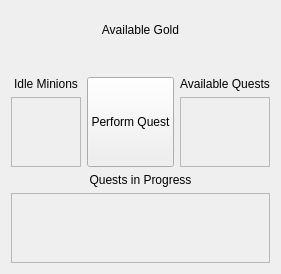
Above: FuriousMinions/mainwindow.ui from TinaSeifpoor/repo before the change. Below: the same form after it.
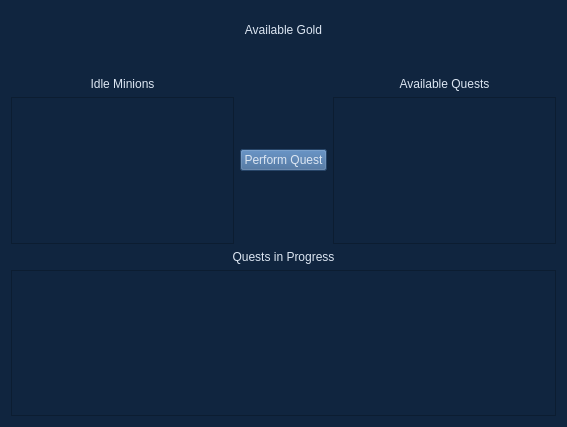
That is the form after the change. Custom widgets are drawn as their Qt base class.

Commit message: Some style with colors + texts

The edit to the form file:
```diff
--- a/FuriousMinions/mainwindow.ui
+++ b/FuriousMinions/mainwindow.ui
@@ -6,13 +6,69 @@
    <rect>
     <x>0</x>
     <y>0</y>
-    <width>259</width>
-    <height>204</height>
+    <width>567</width>
+    <height>427</height>
    </rect>
   </property>
   <property name="windowTitle">
    <string>MainWindow</string>
   </property>
+  <property name="styleSheet">
+   <string notr="true">            QWidget {                                          
+            background-color:             rgb(16, 37, 63);
+            }                                                  
+                                                               
+            QPushButton{                                       
+            background-color:             rgb(55, 96,146);
+            font:14pt 'Segoe UI Semibold';
+            color:                        rgb(220,230,242);
+            border-width:2px;
+            border-color:                 rgb(220,230,242);
+            }                                                  
+                                                               
+            QPushButton:checked{                               
+            background-color:             rgb(220,230,242);
+            color:                        rgb(55, 96,146);
+            }                                                  
+                                                               
+            QPushButton:disabled {                             
+            color:                        rgb(242,242,242);
+            background-color:             rgb(166,166,166);
+            border-color:                 rgb(166,166,166);
+            }                                                  
+                                                               
+            QLabel{                                            
+            font:14pt 'Segoe UI Semibold';
+            color:                        rgb(220,230,242);
+            text-align:center;                                 
+            border-style:none;                                 
+            }                                                  
+                                                               
+            QGroupBox{                                         
+            + largeFont +
+            color:                        rgb(220,230,242);
+            text-align:center;                                 
+            }                                                  
+                                                               
+            QComboBox {                                        
+            border-style:none;                                 
+            color:                        rgb(220,230,242);
+            background-color:             rgb(55, 96,146);
+            font:14pt 'Segoe UI Semibold';
+            }                                                  
+            QComboBox:disabled {                               
+            color:                        rgb(242,242,242);
+            background-color:             rgb(166,166,166);
+            }                                                  
+                                                               
+            QComboBox QAbstractItemView {                      
+            color:                        rgb(220,230,242);
+            background-color:             rgb(55, 96,146);
+            selection-color:              rgb(55, 96,146);
+            selection-background-color:   rgb(220,230,242);
+            }												    
+</string>
+  </property>
   <widget class="QWidget" name="centralWidget">
    <layout class="QGridLayout" name="gridLayout">
     <item row="1" column="0">
@@ -53,8 +109,8 @@
            <rect>
             <x>0</x>
             <y>0</y>
-            <width>69</width>
-            <height>37</height>
+            <width>184</width>
+            <height>110</height>
            </rect>
           </property>
          </widget>
@@ -88,8 +144,8 @@
            <rect>
             <x>0</x>
             <y>0</y>
-            <width>78</width>
-            <height>37</height>
+            <width>183</width>
+            <height>110</height>
            </rect>
           </property>
          </widget>
@@ -133,8 +189,8 @@
            <rect>
             <x>0</x>
             <y>0</y>
-            <width>239</width>
-            <height>37</height>
+            <width>543</width>
+            <height>110</height>
            </rect>
           </property>
          </widget>
@@ -156,7 +212,7 @@
     <item row="1" column="1">
      <widget class="QPushButton" name="pbGo">
       <property name="sizePolicy">
-       <sizepolicy hsizetype="Minimum" vsizetype="Preferred">
+       <sizepolicy hsizetype="Minimum" vsizetype="Fixed">
         <horstretch>0</horstretch>
         <verstretch>0</verstretch>
        </sizepolicy>
```
The commit also changes 6 other files.
